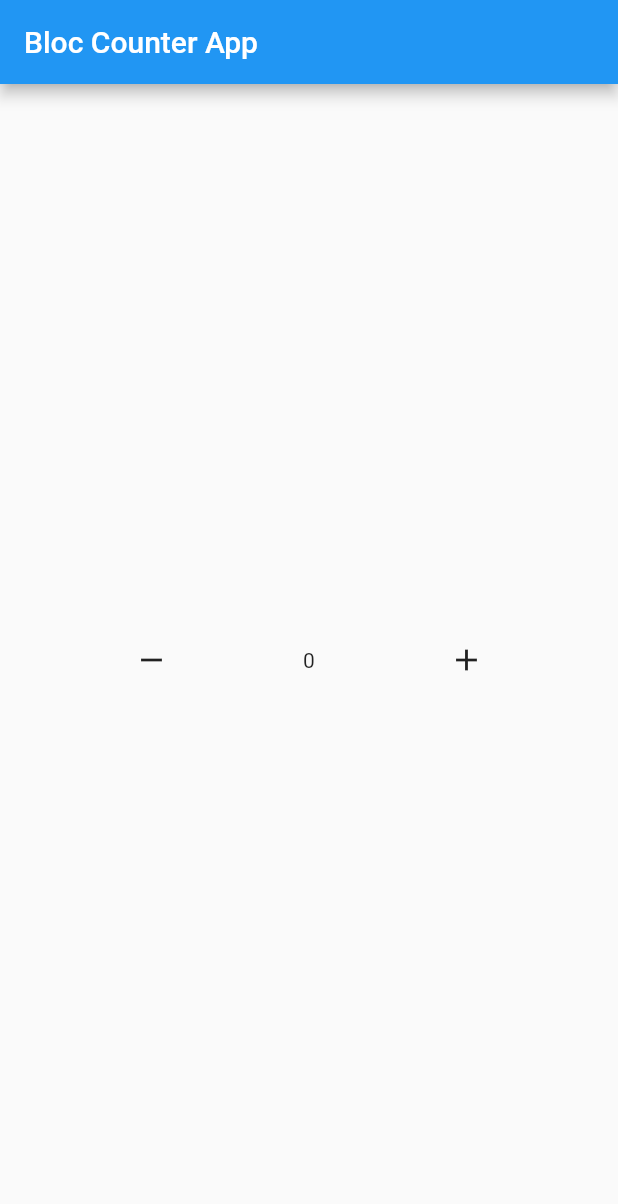
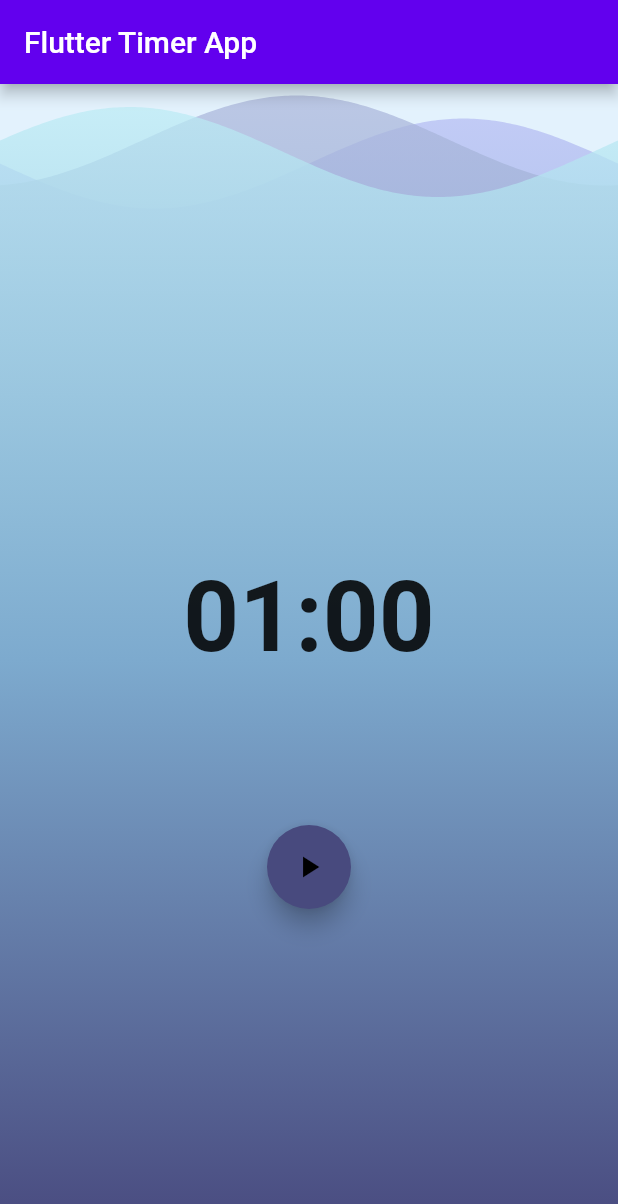
Before and after one commit to Sabahgomaa/rev_bloc_pattern, a Flutter app: the screen it shows after launch, on a phone screen of 412 x 824 dp. Shown: the top 1204 px of the screen. Run offline on Flutter 3.47's test engine with Material 2 defaults, Android fonts, the phone set to English and light mode, and no system bars; drawn by our look-alikes of wave; our stand-ins replace bloc, equatable, flutter_bloc.

Commit message:
timer&posts

```diff
--- a/lib/main.dart
+++ b/lib/main.dart
@@ -1,5 +1,6 @@
-import 'package:bloc_pattarn/counter_app/counter_bloc/bloc.dart';
-import 'package:bloc_pattarn/counter_app/home.dart';
+import 'package:bloc_pattarn/timer_app/bloc/bloc.dart';
+import 'package:bloc_pattarn/timer_app/components/home.dart';
+import 'package:bloc_pattarn/timer_app/tacker/tacker.dart';
 import 'package:flutter/material.dart';
 import 'package:flutter_bloc/flutter_bloc.dart';
 
@@ -15,13 +16,16 @@ class MyApp extends StatelessWidget {
   Widget build(BuildContext context) {
     return MaterialApp(
       debugShowCheckedModeBanner: false,
-      title: 'Flutter Demo',
+      title: 'Flutter Timer',
       theme: ThemeData(
-        primarySwatch: Colors.blue,
+        primaryColor: const Color.fromRGBO(109, 234, 255, 1),
+        colorScheme: const ColorScheme.light(
+          secondary: Color.fromRGBO(72, 74, 126, 1),
+        ),
       ),
-      home:  BlocProvider<CounterBloc>(
-        create: (context) => CounterBloc(),
-        child: const HomeScreen(),
+      home: BlocProvider<TimerBloc>(
+        create: (context) => TimerBloc(ticker: Ticker()),
+        child: const HomeTimer(),
       ),
     );
   }
--- /dev/null
+++ b/lib/posts/bloc/events.dart
@@ -0,0 +1,3 @@
+abstract class PostEvent {}
+
+class FetchPosts extends PostEvent {}
--- /dev/null
+++ b/lib/timer_app/bloc/bloc.dart
@@ -0,0 +1,97 @@
+import 'dart:async';
+
+import 'package:bloc/bloc.dart';
+import 'package:bloc_pattarn/timer_app/bloc/events.dart';
+import 'package:bloc_pattarn/timer_app/bloc/states.dart';
+import 'package:bloc_pattarn/timer_app/tacker/tacker.dart';
+
+class TimerBloc extends Bloc<TimerEvent, TimerState> {
+  static const int _duration = 60;
+  final Ticker _ticker;
+  StreamSubscription? _tickerSubscription;
+
+  TimerBloc({required Ticker ticker})
+      : _ticker = ticker,
+        super(const TimerInitial(_duration)) {
+    on<TimerStarted>(_onStarted);
+    on<TimerTicked>(_onTicked);
+    on<TimerPaused>(_onPaused);
+    on<TimerResumed>(_onResumed);
+    on<TimerReset>(_onReset);
+  }
+
+  // TimerState get initialState => Ready(_duration);
+  // // TimerBloc({required Ticker ticker})
+  // //     : _ticker = ticker, super(null);
+
+  // Stream<TimerState> mapEventToState(TimerEvent event) async* {
+  //   if (event is Start) {
+  //     Start start = event;
+  //     yield Running(start.duration);
+  //     _tickerSubscription?.cancel();
+  //     _tickerSubscription =
+  //         _ticker!.tick(ticks: start.duration).listen((duration) {
+  //       add(Tick(duration: duration));
+  //     });
+  //   } else if (event is Pause) {
+  //     if (state is Running) {
+  //       _tickerSubscription?.pause();
+  //       yield Paused(state.duration);
+  //     }
+  //   } else if (event is Resume) {
+  //     if (state is Paused) {
+  //       _tickerSubscription?.resume();
+  //       yield Running(state.duration);
+  //     }
+  //   } else if (event is Reset) {
+  //     _tickerSubscription?.cancel();
+  //     yield Ready(_duration);
+  //   } else if (event is Tick) {
+  //     Tick tick = event;
+  //     yield tick.duration > 0 ? Running(tick.duration) : const Finished();
+  //   }
+  // }
+
+  @override
+  Future<void> close() {
+    _tickerSubscription?.cancel();
+    return super.close();
+  }
+
+  FutureOr<void> _onStarted(TimerStarted event, Emitter<TimerState> emit) {
+    emit(TimerRunInProgress(event.duration));
+    _tickerSubscription?.cancel();
+    _tickerSubscription = _ticker
+        .tick(ticks: event.duration)
+        .listen((duration) => add(TimerTicked(duration: duration)));
+  }
+
+  FutureOr<void> _onTicked(TimerTicked event, Emitter<TimerState> emit) {
+    emit(event.duration > 0
+        ? TimerRunInProgress(event.duration)
+        : const TimerRunComplete());
+  }
+
+  FutureOr<void> _onPaused(TimerPaused event, Emitter<TimerState> emit) {
+    if (state is TimerRunInProgress) {
+      _tickerSubscription?.pause();
+      emit(TimerRunPause(state.duration));
+    }
+  }
+
+  FutureOr<void> _onResumed(TimerResumed event, Emitter<TimerState> emit) {
+    if (state is TimerRunPause) {
+      _tickerSubscription?.resume();
+      emit(TimerRunInProgress(state.duration));
+    }
+  }
+
+  FutureOr<void> _onReset(TimerReset event, Emitter<TimerState> emit) {
+    _tickerSubscription?.cancel();
+    emit(const TimerInitial(_duration));
+  }
+}
+// TimerBloc(this._ticker,  {required Ticker ticker}) : super(ticker as TimerState) {
+// on<CounterIncrementPressed>((event, emit) => emit(state + 1));
+// on<CounterDecrementPressed>((event, emit) => emit(state - 1));
+// TimerBloc({required Ticker ticker}) : _ticker = ticker, super(_ticker);
--- /dev/null
+++ b/lib/timer_app/bloc/events.dart
@@ -0,0 +1,37 @@
+import 'package:equatable/equatable.dart';
+
+abstract class TimerEvent extends Equatable {
+  const TimerEvent();
+
+  @override
+  List<Object> get props => [];
+}
+
+class TimerStarted extends TimerEvent {
+  final int duration;
+
+  const TimerStarted({required this.duration});
+
+  @override
+  String toString() {
+    return "Start {duration: $duration}";
+  }
+}
+
+class TimerPaused extends TimerEvent {
+  const TimerPaused();
+}
+
+class TimerResumed extends TimerEvent {
+  const TimerResumed();
+}
+
+class TimerReset extends TimerEvent {
+  const TimerReset();
+}
+
+class TimerTicked extends TimerEvent {
+  final int duration;
+
+  const TimerTicked({required this.duration});
+}
--- /dev/null
+++ b/lib/timer_app/bloc/states.dart
@@ -0,0 +1,34 @@
+import 'package:equatable/equatable.dart';
+
+abstract class TimerState extends Equatable {
+  final int duration;
+
+  const TimerState(this.duration);
+
+  @override
+  List<Object> get props => [duration];
+}
+
+class TimerInitial extends TimerState {
+  const TimerInitial(int duration) : super(duration);
+
+  @override
+  String toString() => 'TimerInitial { duration: $duration }';
+}
+class TimerRunInProgress extends TimerState {
+  const TimerRunInProgress(int duration) : super(duration);
+  @override
+  String toString() => 'TimerRunInProgress { duration: $duration }';
+
+}
+class TimerRunPause extends TimerState {
+  const TimerRunPause(int duration) : super(duration);
+  @override
+  String toString() => 'TimerRunPause { duration: $duration }';
+}
+
+
+
+class TimerRunComplete extends TimerState {
+  const TimerRunComplete() : super(0);
+}
--- /dev/null
+++ b/lib/timer_app/components/action_buttons.dart
@@ -0,0 +1,60 @@
+import 'package:bloc_pattarn/timer_app/bloc/bloc.dart';
+import 'package:bloc_pattarn/timer_app/bloc/events.dart';
+import 'package:bloc_pattarn/timer_app/bloc/states.dart';
+import 'package:flutter/material.dart';
+import 'package:flutter_bloc/flutter_bloc.dart';
+
+class ActionButtons extends StatelessWidget {
+  const ActionButtons({super.key});
+
+  @override
+  Widget build(BuildContext context) {
+    return BlocBuilder<TimerBloc, TimerState>(
+        buildWhen: (prev, state) => prev.runtimeType != state.runtimeType,
+        builder: (context, state) {
+          return Row(
+            mainAxisAlignment: MainAxisAlignment.spaceAround,
+            children: [
+              if (state is TimerInitial) ...[
+                FloatingActionButton(
+                  child: const Icon(Icons.play_arrow),
+                  onPressed: () => context.read<TimerBloc>().add(
+                        TimerStarted(duration: state.duration),
+                      ),
+                ),
+              ],
+              if (state is TimerRunInProgress) ...[
+                FloatingActionButton(
+                    child: const Icon(Icons.pause),
+                    onPressed: () =>
+                        context.read<TimerBloc>().add(const TimerPaused())),
+                FloatingActionButton(
+                  child: const Icon(Icons.replay),
+                  onPressed: () =>
+                      context.read<TimerBloc>().add(const TimerReset()),
+                ),
+              ],
+              if (state is TimerRunPause) ...[
+                FloatingActionButton(
+                  child: const Icon(Icons.play_arrow),
+                  onPressed: () =>
+                      context.read<TimerBloc>().add(const TimerResumed()),
+                ),
+                FloatingActionButton(
+                  child: const Icon(Icons.replay),
+                  onPressed: () =>
+                      context.read<TimerBloc>().add(const TimerReset()),
+                ),
+              ],
+              if (state is TimerRunComplete) ...[
+                FloatingActionButton(
+                  onPressed: () => context.read<TimerBloc>().add(
+                        const TimerReset(),
+                      ),
+                ),
+              ]
+            ],
+          );
+        });
+  }
+}
--- /dev/null
+++ b/lib/timer_app/components/background.dart
@@ -0,0 +1,38 @@
+import 'package:flutter/material.dart';
+import 'package:wave/config.dart';
+import 'package:wave/wave.dart';
+
+class Background extends StatelessWidget {
+  const Background({Key? key}) : super(key: key);
+
+  @override
+  Widget build(BuildContext context) {
+    return WaveWidget(
+      config: CustomConfig(
+        gradients: const [
+          [
+            Color.fromRGBO(72, 74, 126, 1),
+            Color.fromRGBO(125, 170, 206, 1),
+            Color.fromRGBO(184, 189, 245, 0.7)
+          ],
+          [
+            Color.fromRGBO(72, 74, 126, 1),
+            Color.fromRGBO(125, 170, 206, 1),
+            Color.fromRGBO(172, 182, 219, 0.7)
+          ],
+          [
+            Color.fromRGBO(72, 73, 126, 1),
+            Color.fromRGBO(125, 170, 206, 1),
+            Color.fromRGBO(190, 238, 246, 0.7)
+          ]
+        ],
+        durations: [19440, 10800, 6000],
+        heightPercentages: [0.03, 0.01, 0.02],
+        gradientBegin: Alignment.bottomCenter,
+        gradientEnd: Alignment.topCenter,
+      ),
+      size: const Size(double.infinity, double.infinity),
+      backgroundColor: Colors.blue[50],
+    );
+  }
+}
--- /dev/null
+++ b/lib/timer_app/components/home.dart
@@ -0,0 +1,58 @@
+import 'package:bloc_pattarn/timer_app/bloc/bloc.dart';
+import 'package:bloc_pattarn/timer_app/bloc/states.dart';
+import 'package:bloc_pattarn/timer_app/components/action_buttons.dart';
+import 'package:bloc_pattarn/timer_app/components/background.dart';
+import 'package:flutter/material.dart';
+import 'package:flutter_bloc/flutter_bloc.dart';
+
+class HomeTimer extends StatelessWidget {
+  const HomeTimer({Key? key}) : super(key: key);
+
+  @override
+  Widget build(BuildContext context) {
+    return Scaffold(
+      appBar: AppBar(
+        title: const Text('Flutter Timer App'),
+      ),
+      body: Stack(
+        children: [
+          const Background(),
+          Column(
+            mainAxisAlignment: MainAxisAlignment.center,
+            crossAxisAlignment: CrossAxisAlignment.center,
+            children: <Widget>[
+              Padding(
+                padding: const EdgeInsets.symmetric(vertical: 100),
+                child: Center(
+                  child: BlocBuilder<TimerBloc, TimerState>(
+                    builder: (context, state) {
+                      final String minutesSection = ((state.duration / 60) % 60)
+                          .floor()
+                          .toString()
+                          .padLeft(2, '0');
+                      final String secondsSection = (state.duration % 60)
+                          .floor()
+                          .toString()
+                          .padLeft(2, '0');
+                      return Text(
+                        '$minutesSection:$secondsSection',
+                        style: const TextStyle(
+                            fontSize: 65, fontWeight: FontWeight.bold),
+                      );
+                    },
+                  ),
+                ),
+              ),
+              BlocBuilder<TimerBloc, TimerState>(
+                buildWhen: (previousState, currentState) =>
+                    currentState.runtimeType != previousState.runtimeType,
+                builder: (context, state) {
+                 return const ActionButtons();
+                } ),
+            ],
+          )
+        ],
+      ),
+    );
+  }
+}
--- /dev/null
+++ b/lib/timer_app/tacker/tacker.dart
@@ -0,0 +1,5 @@
+class Ticker {
+  Stream<int> tick({required int ticks}) =>
+      Stream.periodic(const Duration(seconds: 1), (x) => ticks - x - 1)
+          .take(ticks);
+}
--- a/pubspec.yaml
+++ b/pubspec.yaml
@@ -38,6 +38,11 @@ dependencies:
   cupertino_icons: ^1.0.2
   bloc: ^8.1.1
   flutter_bloc: ^8.1.2
+  wave: ^0.2.2
+  equatable: ^2.0.5
+  flutter_screenutil: ^5.6.1
+  flutter_html: ^2.2.1
+  http: ^0.13.5
 
 dev_dependencies:
   flutter_test:
```
Also changed, not shown: lib/posts/bloc/bloc.dart (added, +23 -0 lines), lib/posts/bloc/states.dart (added, +19 -0 lines), lib/posts/data/model/post.dart (added, +24 -0 lines), lib/posts/data/repository/post_repository.dart (added, +23 -0 lines), lib/posts/home/home.dart (added, +41 -0 lines), pubspec.lock, 2 other files.
